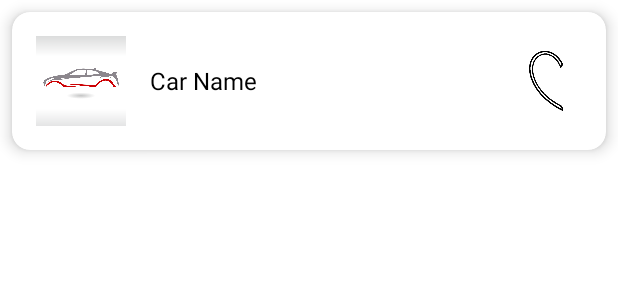
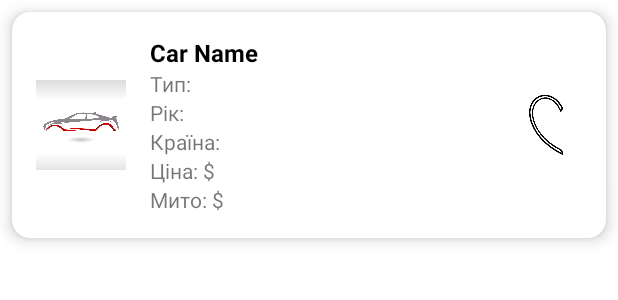
Before and after one commit to Godzila121/Auto, an Android app: the layout item_car.xml on its own in the app's theme, with its tools: preview values and no code run, on a phone screen of 412 x 824 dp. Shown: the top 300 px of the screen. Run offline under Robolectric (Android 15) with nearby library versions, the phone set to English and light mode, and no system bars.

Commit message:
update forms for add car

```diff
--- a/app/src/main/AndroidManifest.xml
+++ b/app/src/main/AndroidManifest.xml
@@ -26,7 +26,7 @@
         <activity android:name=".SecondActivity" />
         <activity android:name=".FavoriteActivity" />
         <activity android:name=".AccountActivity" />
-
+        <activity android:name=".AddCarActivity" />
     </application>
 
 </manifest>
--- a/app/src/main/res/layout/item_car.xml
+++ b/app/src/main/res/layout/item_car.xml
@@ -4,46 +4,98 @@
     android:id="@+id/car_card"
     android:layout_width="match_parent"
     android:layout_height="wrap_content"
+    android:layout_margin="8dp"
+    android:padding="0dp"
     app:cardCornerRadius="12dp"
-    app:cardElevation="6dp"
-    android:layout_margin="8dp"
-    android:padding="0dp">
+    app:cardElevation="6dp">
 
     <LinearLayout
         android:id="@+id/card_inner_layout"
         android:layout_width="match_parent"
         android:layout_height="wrap_content"
-        android:orientation="horizontal"
+        android:background="?android:attr/selectableItemBackground"
         android:gravity="center_vertical"
-        android:background="?android:attr/selectableItemBackground"
+        android:orientation="vertical"
         android:padding="16dp">
+
+        <LinearLayout
+            android:layout_width="match_parent"
+            android:layout_height="wrap_content"
+            android:gravity="center_vertical"
+            android:orientation="horizontal">
 
             <ImageView
                 android:id="@+id/car_image"
                 android:layout_width="60dp"
                 android:layout_height="60dp"
-            android:src="@drawable/ic_car"
-            android:contentDescription="Car image" />
+                android:contentDescription="Car image"
+                android:src="@drawable/ic_car" />
 
-        <TextView
-            android:id="@+id/car_name"
+            <LinearLayout
                 android:layout_width="0dp"
                 android:layout_height="wrap_content"
                 android:layout_marginStart="16dp"
                 android:layout_weight="1"
+                android:orientation="vertical">
+
+                <TextView
+                    android:id="@+id/car_name"
+                    android:layout_width="wrap_content"
+                    android:layout_height="wrap_content"
                     android:text="Car Name"
+                    android:textColor="#000000"
                     android:textSize="16sp"
-            android:textColor="#000000" />
+                    android:textStyle="bold" />
+
+                <TextView
+                    android:id="@+id/car_type"
+                    android:layout_width="wrap_content"
+                    android:layout_height="wrap_content"
+                    android:text="Тип: "
+                    android:textSize="14sp" />
+
+                <TextView
+                    android:id="@+id/car_year"
+                    android:layout_width="wrap_content"
+                    android:layout_height="wrap_content"
+                    android:text="Рік: "
+                    android:textSize="14sp" />
+
+                <TextView
+                    android:id="@+id/car_country"
+                    android:layout_width="wrap_content"
+                    android:layout_height="wrap_content"
+                    android:text="Країна: "
+                    android:textSize="14sp" />
+
+                <TextView
+                    android:id="@+id/car_price"
+                    android:layout_width="wrap_content"
+                    android:layout_height="wrap_content"
+                    android:text="Ціна: $"
+                    android:textSize="14sp" />
+
+                <TextView
+                    android:id="@+id/customs_duty"
+                    android:layout_width="wrap_content"
+                    android:layout_height="wrap_content"
+                    android:text="Мито: $"
+                    android:textSize="14sp" />
+
+            </LinearLayout>
 
             <ImageButton
                 android:id="@+id/heart_button"
                 android:layout_width="48dp"
                 android:layout_height="48dp"
                 android:background="@android:color/transparent"
-            android:src="@drawable/ic_favorite"
+                android:contentDescription="@string/heart_button"
+                android:padding="4dp"
                 android:scaleType="centerInside"
-        android:contentDescription="@string/heart_button"
-        android:padding="4dp" />
+                android:src="@drawable/ic_favorite" />
+
+        </LinearLayout>
+
     </LinearLayout>
 
 </androidx.cardview.widget.CardView>
```
Also changed, not shown: app/src/main/java/com/example/myapp/AddCarActivity.java (added, +61 -0 lines), app/src/main/java/com/example/myapp/Car.java (+37 -1 lines), app/src/main/java/com/example/myapp/CarAdapter.java (+20 -3 lines), app/src/main/java/com/example/myapp/SecondActivity.java (+30 -12 lines), app/src/main/java/com/example/myapp/SharedPreferencesHelper.java (+22 -0 lines), app/src/main/res/layout/activity_add_car.xml (added, +107 -0 lines), app/src/main/res/layout/activity_second.xml (+7 -1 lines). Lines whose indentation alone changed are shown as unchanged.
